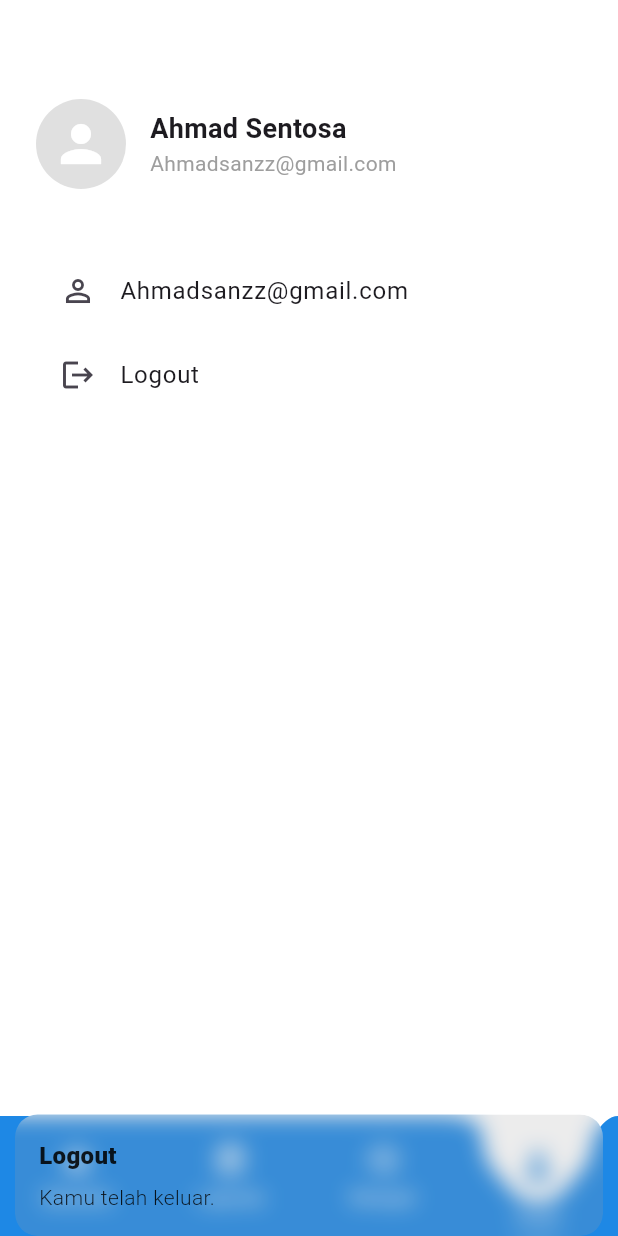
After one commit to Xzadez/lapor.in, a Flutter app: the ProfileScreen screen opened by its route, after a tap on "Logout", on a phone screen of 412 x 824 dp. The commit adds this screen. Run offline on Flutter 3.47's test engine with Material 3 defaults, Android fonts, the phone set to English and light mode, and no system bars; our stand-ins replace cached_network_image, flutter_svg, get; accounts and stored records are empty; network calls fail.

Commit message:
update page detail laporan, page profile, dan file Readme

```diff
--- /dev/null
+++ b/lib/app/presentation/detail_laporan_screen/binding/detail_laporan_binding.dart
@@ -0,0 +1,9 @@
+import 'package:get/get.dart';
+import '../controller/detail_laporan_controller.dart';
+
+class DetailLaporanBinding extends Bindings {
+  @override
+  void dependencies() {
+    Get.lazyPut<DetailLaporanController>(() => DetailLaporanController());
+  }
+}
--- /dev/null
+++ b/lib/app/presentation/profile_screen/binding/profile_binding.dart
@@ -0,0 +1,9 @@
+import 'package:get/get.dart';
+import '../controller/profile_controller.dart';
+
+class ProfileBinding extends Bindings {
+  @override
+  void dependencies() {
+    Get.lazyPut<ProfileController>(() => ProfileController());
+  }
+}
--- /dev/null
+++ b/lib/app/presentation/profile_screen/controller/profile_controller.dart
@@ -0,0 +1,17 @@
+import 'package:get/get.dart';
+
+class ProfileController extends GetxController {
+  var user = {
+    'name': 'Ahmad Sentosa',
+    'email': 'Ahmadsanzz@gmail.com',
+    'photoUrl': null,
+  }.obs;
+
+  void logout() {
+    Get.snackbar(
+      'Logout',
+      'Kamu telah keluar.',
+      snackPosition: SnackPosition.BOTTOM,
+    );
+  }
+}
--- /dev/null
+++ b/lib/app/presentation/profile_screen/profile_screen.dart
@@ -0,0 +1,164 @@
+import 'package:flutter/material.dart';
+import 'package:get/get.dart';
+import 'controller/profile_controller.dart';
+
+class ProfileScreen extends StatelessWidget {
+  const ProfileScreen({super.key});
+
+  @override
+  Widget build(BuildContext context) {
+    final controller = Get.find<ProfileController>();
+
+    return Scaffold(
+      backgroundColor: Colors.white,
+      body: Obx(() {
+        final user = controller.user;
+
+        return Stack(
+          children: [
+            SafeArea(
+              child: Padding(
+                padding: const EdgeInsets.symmetric(horizontal: 24, vertical: 16),
+                child: Column(
+                  crossAxisAlignment: CrossAxisAlignment.start,
+                  children: [
+                    const SizedBox(height: 50),
+
+                    Row(
+                      children: [
+                        CircleAvatar(
+                          radius: 30,
+                          // backgroundImage: user['photoUrl'] != null
+                          //     ? NetworkImage(user['photoUrl'])
+                          //     : null,
+                          backgroundColor: Colors.grey.shade300,
+                          child: user['photoUrl'] == null
+                              ? const Icon(Icons.person, size: 40, color: Colors.white)
+                              : null,
+                        ),
+                        const SizedBox(width: 16),
+                        Column(
+                          crossAxisAlignment: CrossAxisAlignment.start,
+                          children: [
+                            Text(
+                              user['name'] ?? 'Nama tidak tersedia',
+                              style: const TextStyle(
+                                fontSize: 18,
+                                fontWeight: FontWeight.bold,
+                              ),
+                            ),
+                            Text(
+                              user['email'] ?? 'Email tidak tersedia',
+                              style: const TextStyle(
+                                fontSize: 14,
+                                color: Colors.grey,
+                              ),
+                            ),
+                          ],
+                        ),
+                      ],
+                    ),
+
+                    const SizedBox(height: 40),
+
+                    ListTile(
+                      leading: const Icon(Icons.person_outline),
+                      title: Text(user['email'] ?? 'Email tidak tersedia'),
+                      onTap: () {},
+                    ),
+                    ListTile(
+                      leading: const Icon(Icons.logout),
+                      title: const Text('Logout'),
+                      onTap: controller.logout,
+                    ),
+
+                    const Spacer(),
+                  ],
+                ),
+              ),
+            ),
+
+            Align(
+              alignment: Alignment.bottomCenter,
+              child: CustomPaint(
+                size: Size(MediaQuery.of(context).size.width, 80),
+                painter: BottomNavPainterRight(),
+                child: SizedBox(
+                  height: 80,
+                  child: Row(
+                    mainAxisAlignment: MainAxisAlignment.spaceAround,
+                    children: [
+                      _buildNavItem(Icons.home_outlined, "Beranda"),
+                      _buildNavItem(Icons.assignment_outlined, "Laporan"),
+                      _buildNavItem(Icons.history, "Riwayat"),
+                      _buildActiveNavItem(Icons.person, "Profil"),
+                    ],
+                  ),
+                ),
+              ),
+            ),
+          ],
+        );
+      }),
+    );
+  }
+
+  Widget _buildNavItem(IconData icon, String label) {
+    return Column(
+      mainAxisAlignment: MainAxisAlignment.center,
+      children: [
+        Icon(icon, color: Colors.white, size: 24),
+        const SizedBox(height: 4),
+        Text(label, style: const TextStyle(color: Colors.white, fontSize: 12)),
+      ],
+    );
+  }
+
+  Widget _buildActiveNavItem(IconData icon, String label) {
+    return Column(
+      mainAxisSize: MainAxisSize.min,
+      children: [
+        const SizedBox(height: 5),
+        Container(
+          height: 50,
+          width: 50,
+          decoration: const BoxDecoration(
+            color: Colors.white,
+            shape: BoxShape.circle,
+          ),
+          child: Icon(icon, color: Color(0xFF1E88E5), size: 28),
+        ),
+        const SizedBox(height: 2),
+        Text(label, style: const TextStyle(color: Colors.white, fontSize: 12)),
+      ],
+    );
+  }
+}
+
+class BottomNavPainterRight extends CustomPainter {
+  @override
+  void paint(Canvas canvas, Size size) {
+    final paint = Paint()
+      ..color = const Color(0xFF1E88E5)
+      ..style = PaintingStyle.fill;
+
+    final path = Path();
+    path.moveTo(0, 0);
+    path.lineTo(size.width * 0.71, 0);
+    path.quadraticBezierTo(size.width * 0.78, 0, size.width * 0.78, 14);
+    path.arcToPoint(
+      Offset(size.width * 0.96, 14),
+      radius: const Radius.circular(16),
+      clockwise: false,
+    );
+    path.quadraticBezierTo(size.width * 0.98, 0, size.width, 0);
+    path.lineTo(size.width, size.height);
+    path.lineTo(0, size.height);
+    path.close();
+
+    canvas.drawPath(path, paint);
+  }
+
+  @override
+  bool shouldRepaint(covariant CustomPainter oldDelegate) => false;
+}
--- a/lib/app/routes/app_pages.dart
+++ b/lib/app/routes/app_pages.dart
@@ -4,6 +4,10 @@ import 'package:laporin/app/presentation/app_navigation_screen/app_navigation_sc
 import 'package:laporin/app/presentation/app_navigation_screen/binding/app_navigation_binding.dart';
 import 'package:laporin/app/presentation/login_screen/binding/login_binding.dart';
 import 'package:laporin/app/presentation/login_screen/login_screen.dart';
+import 'package:laporin/app/presentation/profile_screen/profile_screen.dart';
+import 'package:laporin/app/presentation/profile_screen/binding/profile_binding.dart';
+import 'package:laporin/app/presentation/detail_laporan_screen/detail_laporan_screen.dart';
+import 'package:laporin/app/presentation/detail_laporan_screen/binding/detail_laporan_binding.dart';
 import 'app_routes.dart';
 
 class AppPages {
@@ -28,5 +32,16 @@ class AppPages {
       page: () => AppNavigationScreen(),
       bindings: [AppNavigationBinding()],
     ),
+    GetPage(
+      name: AppRoutes.profileScreen,
+      page: () => const ProfileScreen(),
+      binding: ProfileBinding(),
+    ),
+    GetPage(
+      name: AppRoutes.detailLaporanScreen,
+      page: () => const DetailLaporanScreen(),
+      binding: DetailLaporanBinding(),
+    ),
+
   ];
 }
--- a/lib/app/routes/app_routes.dart
+++ b/lib/app/routes/app_routes.dart
@@ -6,4 +6,7 @@ abstract class AppRoutes {
   static const loginScreen = '/login_screen';
   static const appNavigationScreen = '/app_navigation_screen';
   static const initialRoute = '/';
+  static const profileScreen = '/profile_screen';
+  static const detailLaporanScreen = '/detail_laporan_screen';
+
 }
```
Also changed, not shown: lib/app/presentation/detail_laporan_screen/controller/detail_laporan_controller.dart (added, +18 -0 lines), lib/app/presentation/detail_laporan_screen/detail_laporan_screen.dart (added, +177 -0 lines), lib/app/presentation/profile_screen/model/profile_model.dart (added), 2 other files.
